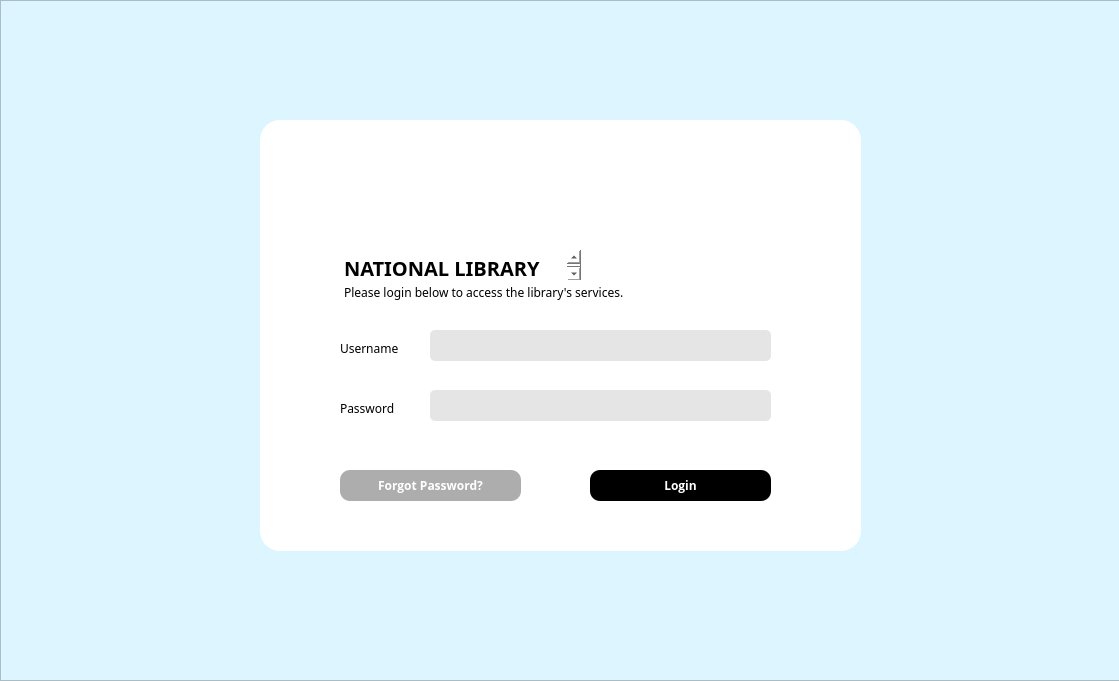
Above: LIS/adminlogin.ui from TenacioussD/library_information_system before the change. Below: the same form after it.
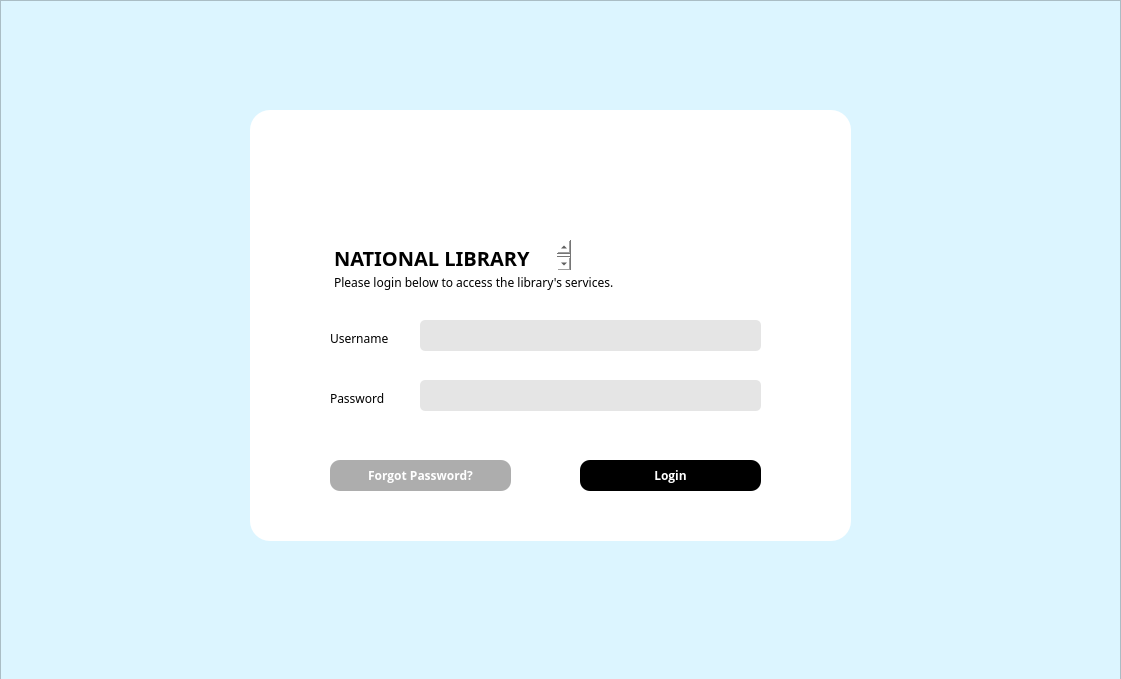
That is the form after the change. Icons and pictures are not drawn.

```diff
--- a/LIS/adminlogin.ui
+++ b/LIS/adminlogin.ui
@@ -6,8 +6,8 @@
    <rect>
     <x>0</x>
     <y>0</y>
-    <width>1119</width>
-    <height>681</height>
+    <width>1121</width>
+    <height>679</height>
    </rect>
   </property>
   <property name="windowTitle">
@@ -38,8 +38,8 @@
      </property>
      <property name="geometry">
       <rect>
-       <x>260</x>
-       <y>120</y>
+       <x>250</x>
+       <y>110</y>
        <width>601</width>
        <height>431</height>
       </rect>
```
Left out of the diff: 2 changed lines with no effect on the pictures.
